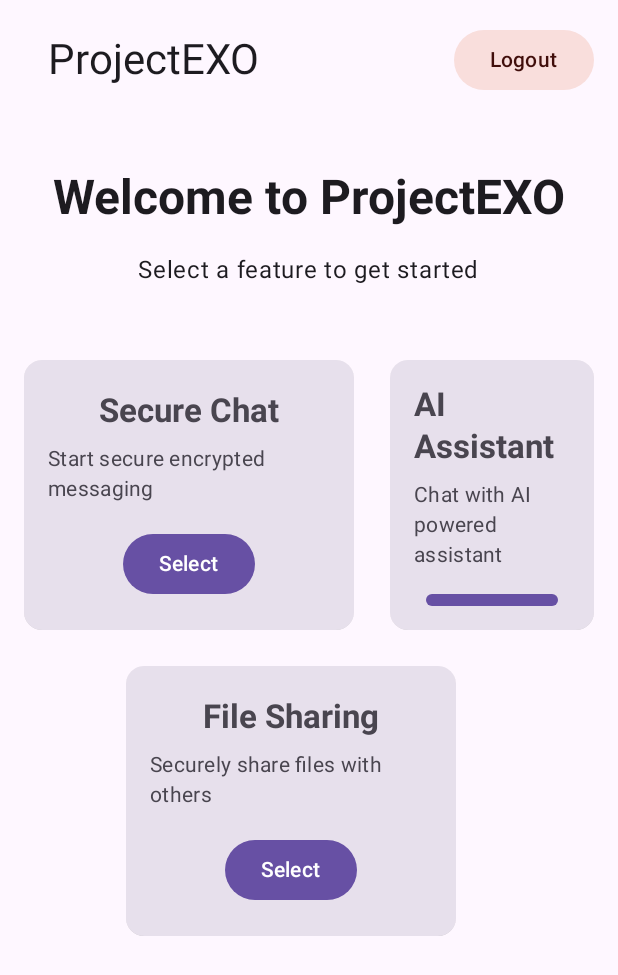
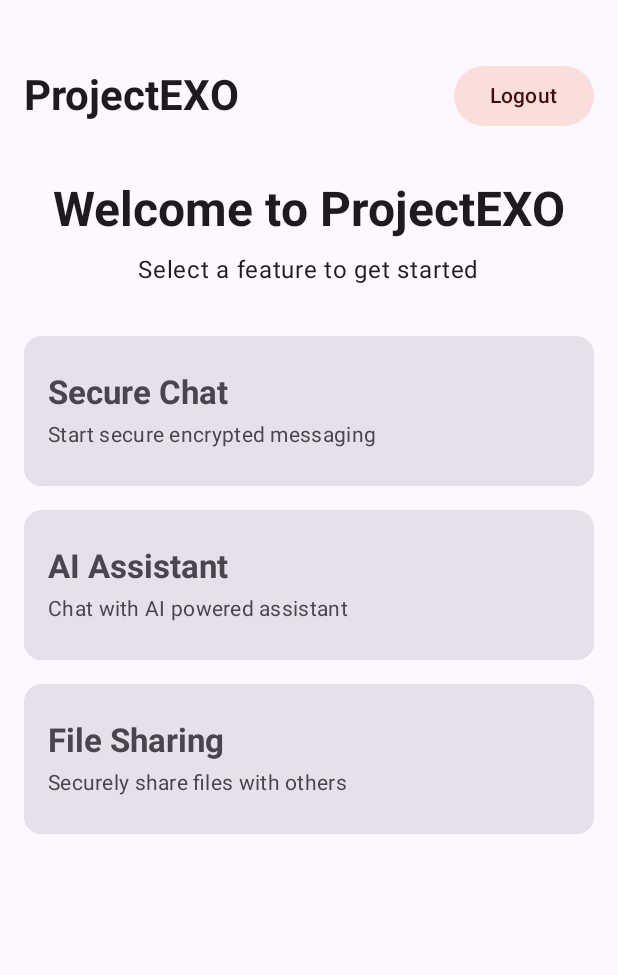
Before and after one commit to UdayKhare09/ProjectEXO_Android, an Android app built with Jetpack Compose: the FeatureScreen screen opened through its navigation route, on a phone screen of 412 x 824 dp. Shown: the top 975 px of the screen. Run offline under Robolectric (Android 15) with nearby library versions, the phone set to English and light mode, and no system bars.

Commit message:
Refactor FeatureScreen layout for improved mobile experience; remove empty online user entries

```diff
--- a/app/src/main/java/dev/uday/projectexo_android/ui/Chat.kt
+++ b/app/src/main/java/dev/uday/projectexo_android/ui/Chat.kt
@@ -117,6 +117,7 @@ object Chat {
         // Add AI to the online users list
         onlineUsers.add("AI")
         onlineUsers.addAll(users)
+        onlineUsers.remove("")
         // Ensure general channel exists
         if (!messages.containsKey("general")) {
             messages["general"] = emptyList()
--- a/app/src/main/java/dev/uday/projectexo_android/ui/FeatureScreen.kt
+++ b/app/src/main/java/dev/uday/projectexo_android/ui/FeatureScreen.kt
@@ -1,9 +1,23 @@
 package dev.uday.projectexo_android.ui
 
 import androidx.compose.foundation.clickable
-import androidx.compose.foundation.layout.*
+import androidx.compose.foundation.layout.Arrangement
+import androidx.compose.foundation.layout.Column
+import androidx.compose.foundation.layout.Row
+import androidx.compose.foundation.layout.Spacer
+import androidx.compose.foundation.layout.fillMaxSize
+import androidx.compose.foundation.layout.fillMaxWidth
+import androidx.compose.foundation.layout.height
+import androidx.compose.foundation.layout.padding
+import androidx.compose.foundation.rememberScrollState
 import androidx.compose.foundation.shape.RoundedCornerShape
-import androidx.compose.material3.*
+import androidx.compose.foundation.verticalScroll
+import androidx.compose.material3.Button
+import androidx.compose.material3.ButtonDefaults
+import androidx.compose.material3.Card
+import androidx.compose.material3.CardDefaults
+import androidx.compose.material3.MaterialTheme
+import androidx.compose.material3.Text
 import androidx.compose.runtime.Composable
 import androidx.compose.ui.Alignment
 import androidx.compose.ui.Modifier
@@ -16,10 +30,13 @@ fun FeatureScreen(
     onContinueToChat: () -> Unit,
     onLogout: () -> Unit
 ) {
+    val scrollState = rememberScrollState()
+
     Column(
         modifier = Modifier
             .fillMaxSize()
-            .padding(16.dp),
+            .verticalScroll(scrollState)
+            .padding(16.dp, 40.dp, 16.dp, 16.dp),
         horizontalAlignment = Alignment.CenterHorizontally
     ) {
         // Header with logo and logout button
@@ -28,17 +45,11 @@ fun FeatureScreen(
             horizontalArrangement = Arrangement.SpaceBetween,
             verticalAlignment = Alignment.CenterVertically
         ) {
-            Row(
-                verticalAlignment = Alignment.CenterVertically
-            ) {
-
-                Spacer(modifier = Modifier.width(16.dp))
-
             Text(
                 text = "ProjectEXO",
-                    style = MaterialTheme.typography.headlineMedium
+                style = MaterialTheme.typography.headlineMedium,
+                fontWeight = FontWeight.Bold
             )
-            }
 
             Button(
                 onClick = onLogout,
@@ -51,7 +62,7 @@ fun FeatureScreen(
             }
         }
 
-        Spacer(modifier = Modifier.height(48.dp))
+        Spacer(modifier = Modifier.height(32.dp))
 
         // Welcome message
         Text(
@@ -60,27 +71,23 @@ fun FeatureScreen(
             fontWeight = FontWeight.Bold
         )
 
-        Spacer(modifier = Modifier.height(16.dp))
+        Spacer(modifier = Modifier.height(8.dp))
 
         Text(
             text = "Select a feature to get started",
             style = MaterialTheme.typography.bodyLarge
         )
 
-        Spacer(modifier = Modifier.height(48.dp))
+        Spacer(modifier = Modifier.height(32.dp))
 
-        // Features grid
-        Row(
-            modifier = Modifier.fillMaxWidth(),
-            horizontalArrangement = Arrangement.Center
-        ) {
+        // Features in a column for better mobile layout
         FeatureCard(
             title = "Secure Chat",
             description = "Start secure encrypted messaging",
             onClick = onContinueToChat
         )
 
-            Spacer(modifier = Modifier.width(24.dp))
+        Spacer(modifier = Modifier.height(16.dp))
 
         FeatureCard(
             title = "AI Assistant",
@@ -89,24 +96,16 @@ fun FeatureScreen(
                 // For now, this also goes to chat
                 // In future, you could direct to a specific AI chat
                 onContinueToChat()
-                }
+            },
         )
-        }
 
-        Spacer(modifier = Modifier.height(24.dp))
+        Spacer(modifier = Modifier.height(16.dp))
 
-        Row(
-            modifier = Modifier.fillMaxWidth(),
-            horizontalArrangement = Arrangement.Center
-        ) {
         FeatureCard(
             title = "File Sharing",
             description = "Securely share files with others",
             onClick = onContinueToChat
         )
-
-            Spacer(modifier = Modifier.width(24.dp))
-        }
     }
 }
 
@@ -118,8 +117,8 @@ fun FeatureCard(
 ) {
     Card(
         modifier = Modifier
-            .width(220.dp)
-            .height(180.dp)
+            .fillMaxWidth()
+            .height(100.dp)
             .clip(RoundedCornerShape(12.dp))
             .clickable(onClick = onClick),
         colors = CardDefaults.cardColors(
@@ -129,12 +128,14 @@ fun FeatureCard(
             defaultElevation = 4.dp
         )
     ) {
-        Column(
+        Row(
             modifier = Modifier
                 .fillMaxSize()
                 .padding(16.dp),
-            verticalArrangement = Arrangement.Center,
-            horizontalAlignment = Alignment.CenterHorizontally
+            verticalAlignment = Alignment.CenterVertically
+        ) {
+            Column(
+                modifier = Modifier.weight(1f)
             ) {
                 Text(
                     text = title,
@@ -142,21 +143,13 @@ fun FeatureCard(
                     fontWeight = FontWeight.Bold
                 )
 
-            Spacer(modifier = Modifier.height(8.dp))
+                Spacer(modifier = Modifier.height(4.dp))
 
                 Text(
                     text = description,
                     style = MaterialTheme.typography.bodyMedium,
                     color = MaterialTheme.colorScheme.onSurfaceVariant
                 )
-
-            Spacer(modifier = Modifier.height(16.dp))
-
-            Button(
-                onClick = onClick,
-                modifier = Modifier.align(Alignment.CenterHorizontally)
-            ) {
-                Text("Select")
             }
         }
     }
```
Lines whose indentation alone changed are shown as unchanged.
